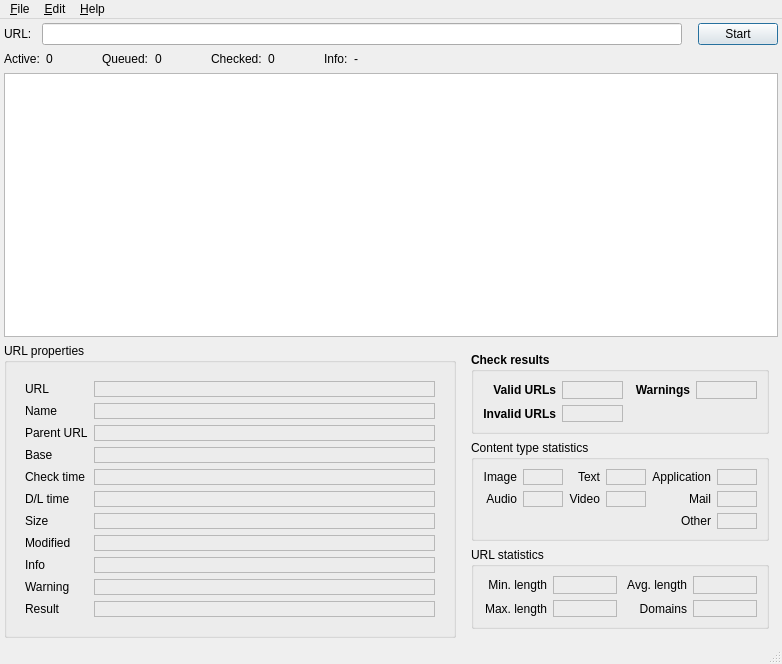
First picture: the form in linkcheck/gui/ui/main.ui, repository wummel/linkchecker, before the edit.
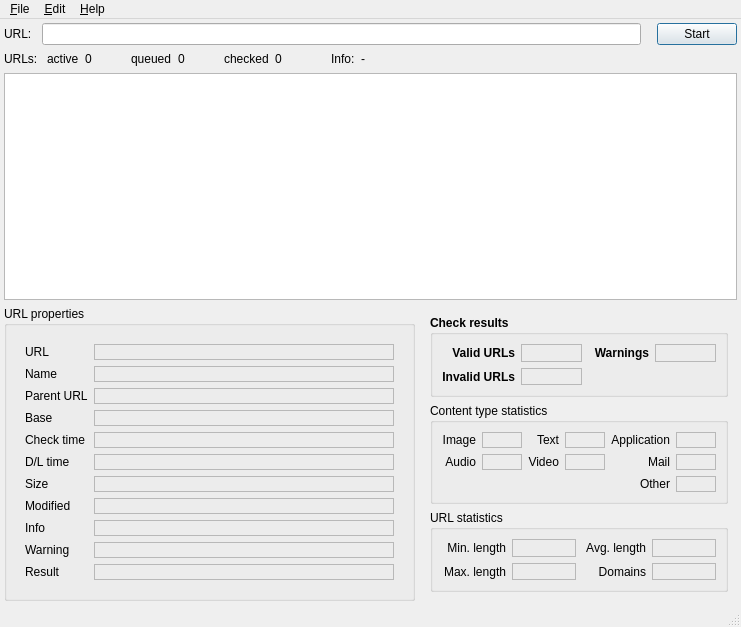
Second picture: the form after the edit. Icons and pictures are not drawn. Custom widgets are drawn as their Qt base class.

```diff
--- a/linkcheck/gui/ui/main.ui
+++ b/linkcheck/gui/ui/main.ui
@@ -6,8 +6,8 @@
    <rect>
     <x>0</x>
     <y>0</y>
-    <width>782</width>
-    <height>664</height>
+    <width>713</width>
+    <height>627</height>
    </rect>
   </property>
   <property name="sizePolicy">
@@ -115,10 +115,17 @@
       <property name="topMargin">
        <number>0</number>
       </property>
+      <item>
+       <widget class="QLabel" name="label_29">
+        <property name="text">
+         <string>URLs: </string>
+        </property>
+       </widget>
+      </item>
       <item>
        <widget class="QLabel" name="label_32">
         <property name="text">
-         <string>Active:</string>
+         <string>active</string>
         </property>
        </widget>
       </item>
@@ -126,7 +133,7 @@
        <widget class="QLabel" name="label_active">
         <property name="minimumSize">
          <size>
-          <width>50</width>
+          <width>40</width>
           <height>0</height>
          </size>
         </property>
@@ -138,7 +145,7 @@
       <item>
        <widget class="QLabel" name="label_30">
         <property name="text">
-         <string>Queued:</string>
+         <string>queued</string>
         </property>
        </widget>
       </item>
@@ -146,7 +153,7 @@
        <widget class="QLabel" name="label_queued">
         <property name="minimumSize">
          <size>
-          <width>50</width>
+          <width>40</width>
           <height>0</height>
          </size>
         </property>
@@ -158,7 +165,7 @@
       <item>
        <widget class="QLabel" name="label_28">
         <property name="text">
-         <string>Checked:</string>
+         <string>checked</string>
         </property>
        </widget>
       </item>
@@ -1457,7 +1464,7 @@
     <rect>
      <x>0</x>
      <y>0</y>
-     <width>782</width>
+     <width>713</width>
      <height>20</height>
     </rect>
    </property>
```
